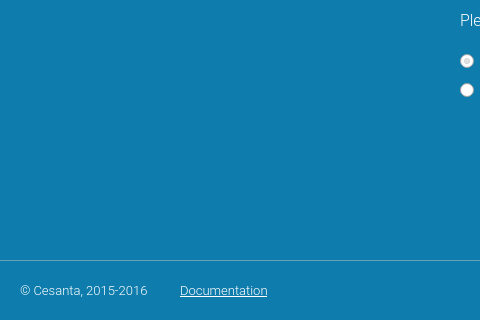
olgierdh/mongoose-flashing-tool, file src/wizard/wizard.ui: the form before one commit; both pictures show x 0 to 480 and y 200 to 520 of the 840 by 520 pixel window.
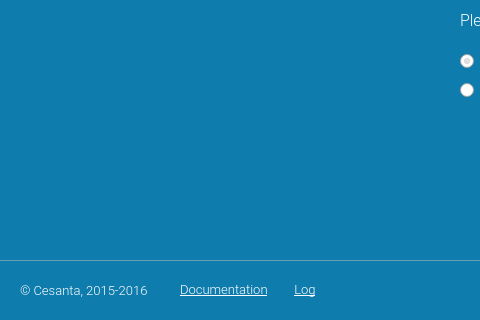
The form after the commit. Icons and pictures are not drawn. Custom widgets are drawn as their Qt base class.

Commit message:
Add log viewer to wizard
PUBLISHED_FROM=2c6a38bf4cf7e7f57a393e8d19ca72b7deadb189

What changed in the file:
```diff
--- a/src/wizard/wizard.ui
+++ b/src/wizard/wizard.ui
@@ -647,8 +647,8 @@
      <rect>
       <x>180</x>
       <y>480</y>
-      <width>101</width>
-      <height>21</height>
+      <width>100</width>
+      <height>20</height>
      </rect>
     </property>
     <property name="palette">
@@ -764,7 +764,7 @@
      <rect>
       <x>20</x>
       <y>480</y>
-      <width>151</width>
+      <width>150</width>
       <height>20</height>
      </rect>
     </property>
@@ -2867,6 +2867,122 @@
      <string>&lt; Previous</string>
     </property>
    </widget>
+   <widget class="QLabel" name="logLink">
+    <property name="geometry">
+     <rect>
+      <x>290</x>
+      <y>480</y>
+      <width>30</width>
+      <height>20</height>
+     </rect>
+    </property>
+    <property name="palette">
+     <palette>
+      <active>
+       <colorrole role="WindowText">
+        <brush brushstyle="SolidPattern">
+         <color alpha="255">
+          <red>255</red>
+          <green>255</green>
+          <blue>255</blue>
+         </color>
+        </brush>
+       </colorrole>
+       <colorrole role="Text">
+        <brush brushstyle="SolidPattern">
+         <color alpha="255">
+          <red>255</red>
+          <green>255</green>
+          <blue>255</blue>
+         </color>
+        </brush>
+       </colorrole>
+       <colorrole role="ButtonText">
+        <brush brushstyle="SolidPattern">
+         <color alpha="255">
+          <red>255</red>
+          <green>255</green>
+          <blue>255</blue>
+         </color>
+        </brush>
+       </colorrole>
+      </active>
+      <inactive>
+       <colorrole role="WindowText">
+        <brush brushstyle="SolidPattern">
+         <color alpha="255">
+          <red>255</red>
+          <green>255</green>
+          <blue>255</blue>
+         </color>
+        </brush>
+       </colorrole>
+       <colorrole role="Text">
+        <brush brushstyle="SolidPattern">
+         <color alpha="255">
+          <red>255</red>
+          <green>255</green>
+          <blue>255</blue>
+         </color>
+        </brush>
+       </colorrole>
+       <colorrole role="ButtonText">
+        <brush brushstyle="SolidPattern">
+         <color alpha="255">
+          <red>255</red>
+          <green>255</green>
+          <blue>255</blue>
+         </color>
+        </brush>
+       </colorrole>
+      </inactive>
+      <disabled>
+       <colorrole role="WindowText">
+        <brush brushstyle="SolidPattern">
+         <color alpha="255">
+          <red>255</red>
+          <green>255</green>
+          <blue>255</blue>
+         </color>
+        </brush>
+       </colorrole>
+       <colorrole role="Text">
+        <brush brushstyle="SolidPattern">
+         <color alpha="255">
+          <red>255</red>
+          <green>255</green>
+          <blue>255</blue>
+         </color>
+        </brush>
+       </colorrole>
+       <colorrole role="ButtonText">
+        <brush brushstyle="SolidPattern">
+         <color alpha="255">
+          <red>255</red>
+          <green>255</green>
+          <blue>255</blue>
+         </color>
+        </brush>
+       </colorrole>
+      </disabled>
+     </palette>
+    </property>
+    <property name="font">
+     <font>
+      <family>Roboto Light</family>
+      <pointsize>10</pointsize>
+     </font>
+    </property>
+    <property name="styleSheet">
+     <string notr="true">color:rgb(255, 255, 255);</string>
+    </property>
+    <property name="text">
+     <string>&lt;html&gt;&lt;head/&gt;&lt;body&gt;&lt;p&gt;&lt;a href=&quot;dummy&quot;&gt;&lt;span style=&quot; text-decoration: underline; color:#ffffff;&quot;&gt;Log&lt;/span&gt;&lt;/a&gt;&lt;/p&gt;&lt;/body&gt;&lt;/html&gt;</string>
+    </property>
+    <property name="alignment">
+     <set>Qt::AlignCenter</set>
+    </property>
+   </widget>
   </widget>
  </widget>
  <layoutdefault spacing="6" margin="11"/>
```
The commit also changes 2 other files.
